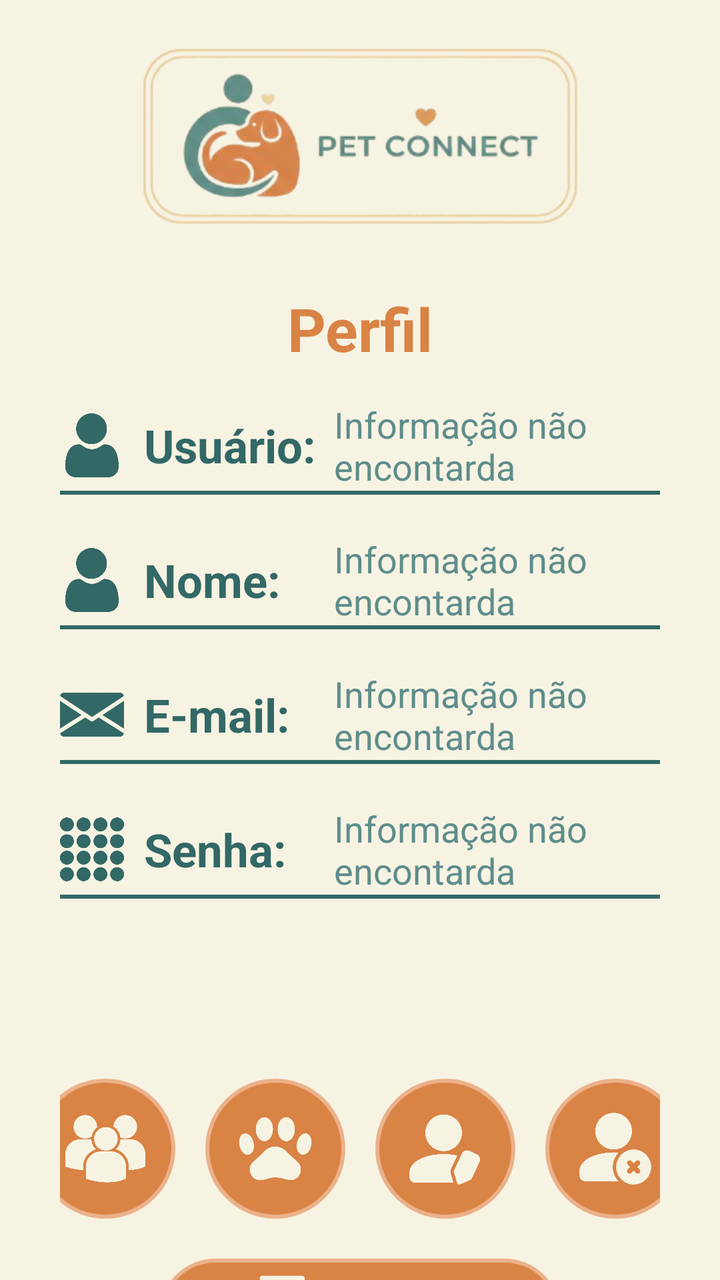
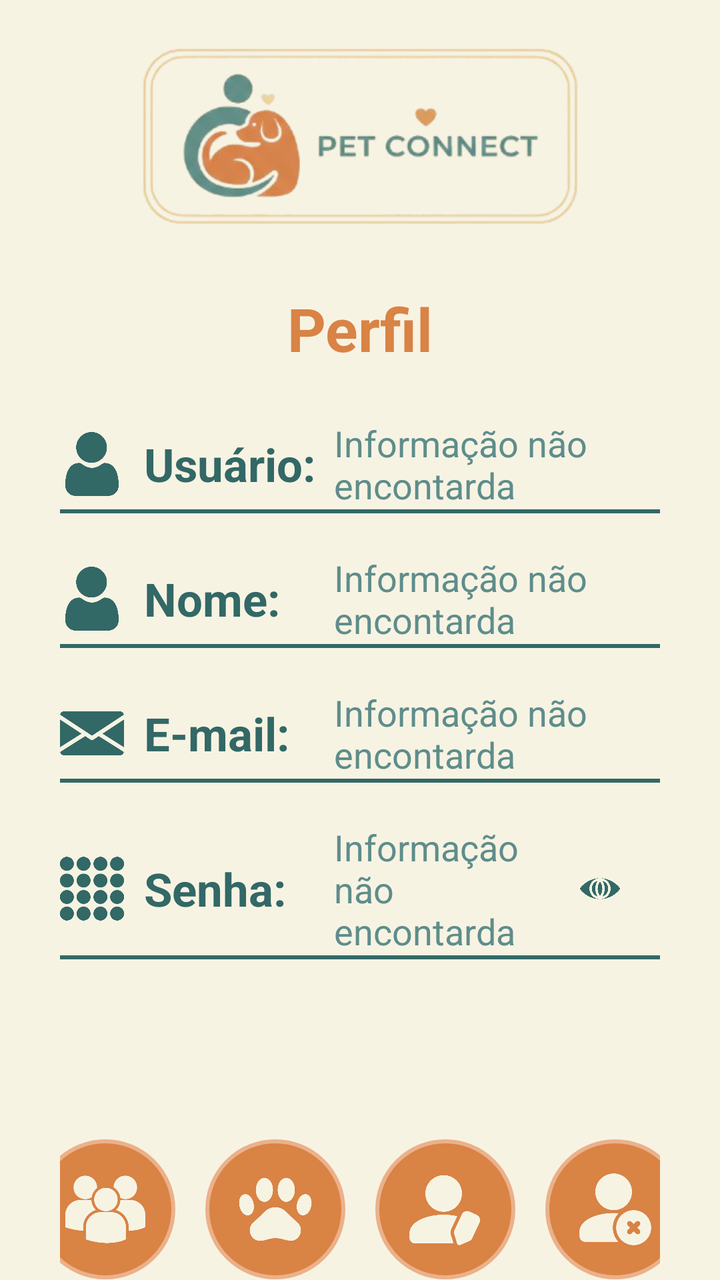

Two renders of the same Android screen: before a commit and after it. Below are the layout's source before the change and the commit's diff.
<!-- AndroidManifest.xml: application theme Theme.Android -->
<!-- res/layout/activity_profile.xml -->
<?xml version="1.0" encoding="utf-8"?>
<androidx.constraintlayout.widget.ConstraintLayout xmlns:android="http://schemas.android.com/apk/res/android"
    xmlns:app="http://schemas.android.com/apk/res-auto"
    xmlns:tools="http://schemas.android.com/tools"
    android:id="@+id/main"
    android:layout_width="match_parent"
    android:layout_height="match_parent"
    android:background="@color/beige"
    tools:context=".ui.user.profile.ProfileActivity">

    <ImageView
        android:id="@+id/imageView6"
        android:layout_width="303dp"
        android:layout_height="104dp"
        android:layout_marginTop="16dp"
        android:scaleType="centerCrop"
        app:layout_constraintEnd_toEndOf="parent"
        app:layout_constraintStart_toStartOf="parent"
        app:layout_constraintTop_toTopOf="parent"
        app:srcCompat="@drawable/img_logo_straight" />

    <LinearLayout
        android:layout_width="match_parent"
        android:layout_height="wrap_content"
        android:layout_marginStart="30dp"
        android:layout_marginTop="25dp"
        android:layout_marginEnd="30dp"
        android:orientation="vertical"
        app:layout_constraintBottom_toBottomOf="parent"
        app:layout_constraintEnd_toEndOf="parent"
        app:layout_constraintHorizontal_bias="0.0"
        app:layout_constraintStart_toStartOf="parent"
        app:layout_constraintTop_toBottomOf="@+id/textView10"
        app:layout_constraintVertical_bias="0.18">

        <LinearLayout
            android:layout_width="match_parent"
            android:layout_height="match_parent"
            android:gravity="center"
            android:orientation="horizontal">

            <ImageView
                android:id="@+id/imageView8"
                android:layout_width="32dp"
                android:layout_height="32dp"
                android:layout_marginRight="10dp"
                android:layout_weight="0"
                android:scaleType="fitCenter"
                android:tint="@color/blueDark"
                app:srcCompat="@drawable/ic_user" />

            <TextView
                android:id="@+id/textView5"
                android:layout_width="90dp"
                android:layout_height="wrap_content"
                android:layout_weight="0"
                android:text="@string/textUseField"
                android:textColor="@color/blueDark"
                android:textSize="23sp"
                android:textStyle="bold" />

            <TextView
                android:id="@+id/tvUser_profile"
                android:layout_width="wrap_content"
                android:layout_height="wrap_content"
                android:layout_marginLeft="5dp"
                android:layout_weight="1"
                android:text="@string/erro_profile"
                android:textColor="@color/blue"
                android:textSize="18sp" />
        </LinearLayout>

        <View
            android:id="@+id/view4"
            android:layout_width="match_parent"
            android:layout_height="2dp"
            android:layout_marginBottom="20dp"
            android:background="@color/blueDark" />

        <LinearLayout
            android:layout_width="match_parent"
            android:layout_height="wrap_content"
            android:gravity="center"
            android:orientation="horizontal">

            <ImageView
                android:id="@+id/imageView9"
                android:layout_width="32dp"
                android:layout_height="32dp"
                android:layout_marginRight="10dp"
                android:layout_weight="0"
                android:scaleType="fitCenter"
                android:tint="@color/blueDark"
                app:srcCompat="@drawable/ic_user" />

            <TextView
                android:id="@+id/textView5"
                android:layout_width="90dp"
                android:layout_height="wrap_content"
                android:layout_weight="0"
                android:text="@string/textNameField"
                android:textColor="@color/blueDark"
                android:textSize="23sp"
                android:textStyle="bold" />

            <TextView
                android:id="@+id/tvName_profile"
                android:layout_width="wrap_content"
                android:layout_height="wrap_content"
                android:layout_marginLeft="5dp"
                android:layout_weight="1"
                android:text="@string/erro_profile"
                android:textColor="@color/blue"
                android:textSize="18sp" />
        </LinearLayout>

        <View
            android:id="@+id/view3"
            android:layout_width="match_parent"
            android:layout_height="2dp"
            android:layout_marginBottom="20dp"
            android:background="@color/blueDark" />

        <LinearLayout
            android:layout_width="match_parent"
            android:layout_height="wrap_content"
            android:gravity="center"
            android:orientation="horizontal">

            <ImageView
                android:id="@+id/imageView10"
                android:layout_width="32dp"
                android:layout_height="32dp"
                android:layout_marginRight="10dp"
                android:layout_weight="0"
                android:scaleType="fitCenter"
                android:tint="@color/blueDark"
                app:srcCompat="@drawable/ic_email" />

            <TextView
                android:id="@+id/textView5"
                android:layout_width="90dp"
                android:layout_height="wrap_content"
                android:layout_weight="0"
                android:text="@string/textEmailField"
                android:textColor="@color/blueDark"
                android:textSize="23sp"
                android:textStyle="bold" />

            <TextView
                android:id="@+id/tvEmail_profile"
                android:layout_width="wrap_content"
                android:layout_height="wrap_content"
                android:layout_marginLeft="5dp"
                android:layout_weight="1"
                android:text="@string/erro_profile"
                android:textColor="@color/blue"
                android:textSize="18sp" />
        </LinearLayout>

        <View
            android:id="@+id/view2"
            android:layout_width="match_parent"
            android:layout_height="2dp"
            android:layout_marginBottom="20dp"
            android:background="@color/blueDark" />

        <LinearLayout
            android:layout_width="match_parent"
            android:layout_height="wrap_content"
            android:gravity="center"
            android:orientation="horizontal">

            <ImageView
                android:id="@+id/imageView11"
                android:layout_width="32dp"
                android:layout_height="32dp"
                android:layout_marginRight="10dp"
                android:layout_weight="0"
                android:scaleType="fitCenter"
                android:tint="@color/blueDark"
                app:srcCompat="@drawable/ic_password" />

            <TextView
                android:id="@+id/textView5"
                android:layout_width="90dp"
                android:layout_height="wrap_content"
                android:layout_weight="0"
                android:text="@string/textPasswordField"
                android:textColor="@color/blueDark"
                android:textSize="23sp"
                android:textStyle="bold" />

            <TextView
                android:id="@+id/tvPassword_profile"
                android:layout_width="wrap_content"
                android:layout_height="wrap_content"
                android:layout_marginLeft="5dp"
                android:layout_weight="1"
                android:text="@string/erro_profile"
                android:textColor="@color/blue"
                android:textSize="18sp" />
        </LinearLayout>

        <View
            android:id="@+id/view5"
            android:layout_width="match_parent"
            android:layout_height="2dp"
            android:background="@color/blueDark" />

        <LinearLayout
            android:layout_width="match_parent"
            android:layout_height="wrap_content"
            android:layout_marginTop="90dp"
            android:gravity="center"
            android:orientation="vertical">

            <LinearLayout
                android:layout_width="match_parent"
                android:layout_height="wrap_content"
                android:gravity="center"
                android:orientation="horizontal">

                <ImageButton
                    android:id="@+id/btnGetUsers_profile"
                    android:layout_width="70dp"
                    android:layout_height="70dp"
                    android:layout_weight="0"
                    android:background="@drawable/bg_btn_orange"
                    android:padding="15dp"
                    android:scaleType="centerInside"
                    android:tint="@color/beige"
                    android:visibility="visible"
                    app:srcCompat="@drawable/ic_users" />

                <ImageButton
                    android:id="@+id/btnGetPets_profile"
                    android:layout_width="70dp"
                    android:layout_height="70dp"
                    android:layout_marginLeft="15dp"
                    android:layout_weight="0"
                    android:background="@drawable/bg_btn_orange"
                    android:padding="15dp"
                    android:scaleType="centerInside"
                    android:tint="@color/beige"
                    app:srcCompat="@drawable/ic_animal" />

                <ImageButton
                    android:id="@+id/btnUpdate_profile"
                    android:layout_width="70dp"
                    android:layout_height="70dp"
                    android:layout_marginLeft="15dp"
                    android:layout_weight="0"
                    android:background="@drawable/bg_btn_orange"
                    android:padding="15dp"
                    android:scaleType="centerInside"
                    android:tint="@color/beige"
                    app:srcCompat="@drawable/ic_update" />

                <ImageButton
                    android:id="@+id/btnDelete_profile"
                    android:layout_width="70dp"
                    android:layout_height="70dp"
                    android:layout_marginLeft="15dp"
                    android:layout_weight="0"
                    android:background="@drawable/bg_btn_orange"
                    android:padding="15dp"
                    android:scaleType="centerInside"
                    android:tint="@color/beige"
                    app:srcCompat="@drawable/ic_delete" />
            </LinearLayout>

            <LinearLayout
                android:id="@+id/llBtnLogOut_profile"
                android:layout_width="200dp"
                android:layout_height="55dp"
                android:layout_marginTop="20dp"
                android:background="@drawable/bg_btn_orange"
                android:gravity="center"
                android:orientation="horizontal">

                <ImageView
                    android:id="@+id/imageView13"
                    android:layout_width="45dp"
                    android:layout_height="45dp"
                    android:layout_weight="0"
                    android:src="@drawable/ic_logout"
                    android:tint="@color/beige" />

                <Button
                    android:id="@+id/btnLogOut_profile"
                    android:layout_width="100dp"
                    android:layout_height="wrap_content"
                    android:layout_weight="0"
                    android:backgroundTint="@android:color/transparent"
                    android:gravity="center"
                    android:text="@string/textLogOutField"
                    android:textColor="@color/beige"
                    android:textSize="16sp"
                    app:cornerRadius="0dp" />
            </LinearLayout>

        </LinearLayout>

    </LinearLayout>

    <TextView
        android:id="@+id/textView10"
        android:layout_width="wrap_content"
        android:layout_height="wrap_content"
        android:layout_marginTop="24dp"
        android:text="@string/textTitleProfile"
        android:textColor="@color/orange"
        android:textSize="30sp"
        android:textStyle="bold"
        app:layout_constraintEnd_toEndOf="parent"
        app:layout_constraintStart_toStartOf="parent"
        app:layout_constraintTop_toBottomOf="@+id/imageView6" />
</androidx.constraintlayout.widget.ConstraintLayout>
<!-- resources referenced by this layout -->
<resources>
  <color name="beige">#F7F3E3</color>
  <color name="blue">#5E8D8B</color>
  <color name="blueDark">#326866</color>
  <color name="orange">#D98345</color>
  <!-- drawable bg_btn_orange (drawable) -->
  <?xml version="1.0" encoding="utf-8"?>
  <shape xmlns:android="http://schemas.android.com/apk/res/android"
      android:shape="rectangle">
  
      <solid android:color="#D98345"/>
      <stroke
          android:width="2dp"
          android:color="#EBB18A" />
  
      <corners android:radius="80dp"/>
  </shape>
  <!-- drawable ic_animal: png bitmap (drawable, 49965 bytes) -->
  <!-- drawable ic_delete: png bitmap (drawable, 43971 bytes) -->
  <!-- drawable ic_email: png bitmap (drawable, 54430 bytes) -->
  <!-- drawable ic_logout: png bitmap (drawable, 35199 bytes) -->
  <!-- drawable ic_password: png bitmap (drawable, 80617 bytes) -->
  <!-- drawable ic_update: png bitmap (drawable, 43435 bytes) -->
  <!-- drawable ic_user: png bitmap (drawable, 40251 bytes) -->
  <!-- drawable ic_users: png bitmap (drawable, 51593 bytes) -->
  <!-- drawable img_logo_straight: png bitmap (drawable, 63200 bytes) -->
  <string name="erro_profile">Informação não encontarda</string>
  <string name="textEmailField">E-mail:</string>
  <string name="textLogOutField">Sair da Conta</string>
  <string name="textNameField">Nome:</string>
  <string name="textPasswordField">Senha:</string>
  <string name="textTitleProfile">Perfil</string>
  <string name="textUseField">Usuário:</string>
  <style name="Theme.Android" parent="Base.Theme.Android" />
  <style name="Base.Theme.Android" parent="Theme.Material3.DayNight.NoActionBar">
          
          
      </style>
</resources>

<!-- the commit's change to res/layout/activity_profile.xml (unified diff, before → after) -->
@@ -26,12 +26,10 @@
         android:layout_marginTop="25dp"
         android:layout_marginEnd="30dp"
         android:orientation="vertical"
-        app:layout_constraintBottom_toBottomOf="parent"
         app:layout_constraintEnd_toEndOf="parent"
         app:layout_constraintHorizontal_bias="0.0"
         app:layout_constraintStart_toStartOf="parent"
-        app:layout_constraintTop_toBottomOf="@+id/textView10"
-        app:layout_constraintVertical_bias="0.18">
+        app:layout_constraintTop_toBottomOf="@+id/textView10">
 
         <LinearLayout
             android:layout_width="match_parent"
@@ -169,7 +167,8 @@
             android:layout_width="match_parent"
             android:layout_height="wrap_content"
             android:gravity="center"
-            android:orientation="horizontal">
+            android:orientation="horizontal"
+            android:visibility="visible">
 
             <ImageView
                 android:id="@+id/imageView11"
@@ -200,13 +199,25 @@
                 android:text="@string/erro_profile"
                 android:textColor="@color/blue"
                 android:textSize="18sp" />
+
+            <ImageButton
+                android:id="@+id/btnEye_profile"
+                android:layout_width="40dp"
+                android:layout_height="40dp"
+                android:layout_marginRight="10dp"
+                android:layout_weight="0"
+                android:backgroundTint="@android:color/transparent"
+                android:scaleType="centerCrop"
+                android:src="@drawable/ic_eye_close"
+                android:tint="@color/blueDark" />
         </LinearLayout>
 
         <View
             android:id="@+id/view5"
             android:layout_width="match_parent"
             android:layout_height="2dp"
-            android:background="@color/blueDark" />
+            android:background="@color/blueDark"
+            android:visibility="visible" />
 
         <LinearLayout
             android:layout_width="match_parent"
@@ -267,6 +278,7 @@
                     android:padding="15dp"
                     android:scaleType="centerInside"
                     android:tint="@color/beige"
+                    android:visibility="visible"
                     app:srcCompat="@drawable/ic_delete" />
             </LinearLayout>
 
<!-- resource entries referenced after the edit -->
@@ -19,6 +19,7 @@
   <!-- drawable ic_animal: png bitmap (drawable, 49965 bytes) -->
   <!-- drawable ic_delete: png bitmap (drawable, 43971 bytes) -->
   <!-- drawable ic_email: png bitmap (drawable, 54430 bytes) -->
+  <!-- drawable ic_eye_close: png bitmap (drawable, 55817 bytes) -->
   <!-- drawable ic_logout: png bitmap (drawable, 35199 bytes) -->
   <!-- drawable ic_password: png bitmap (drawable, 80617 bytes) -->
   <!-- drawable ic_update: png bitmap (drawable, 43435 bytes) -->
